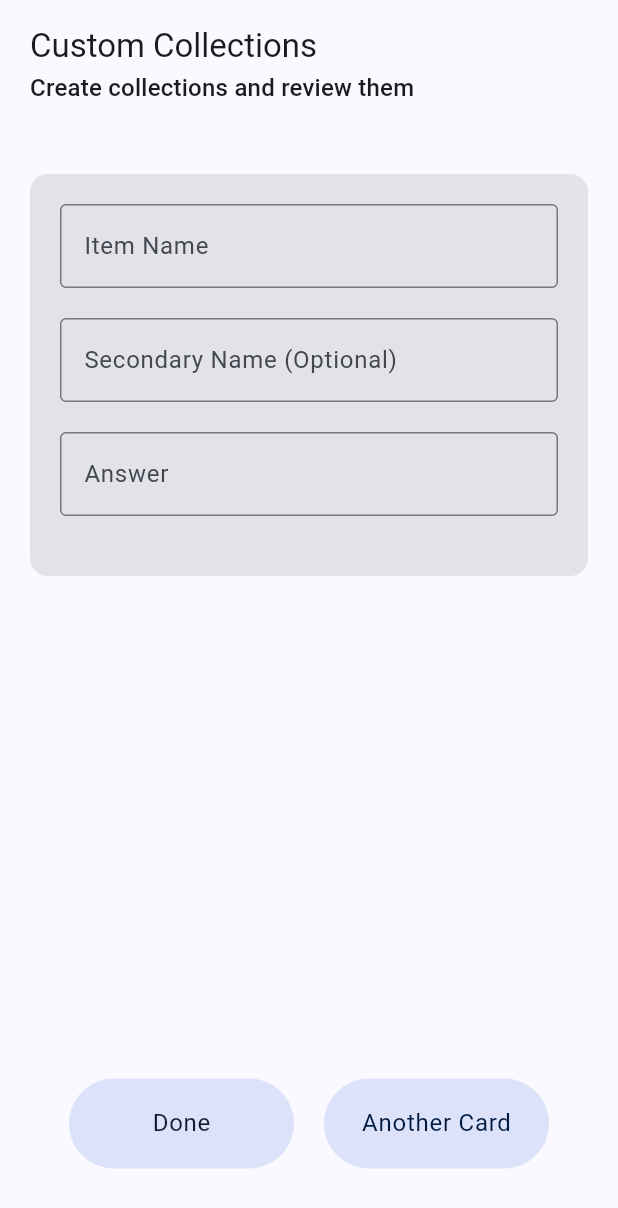
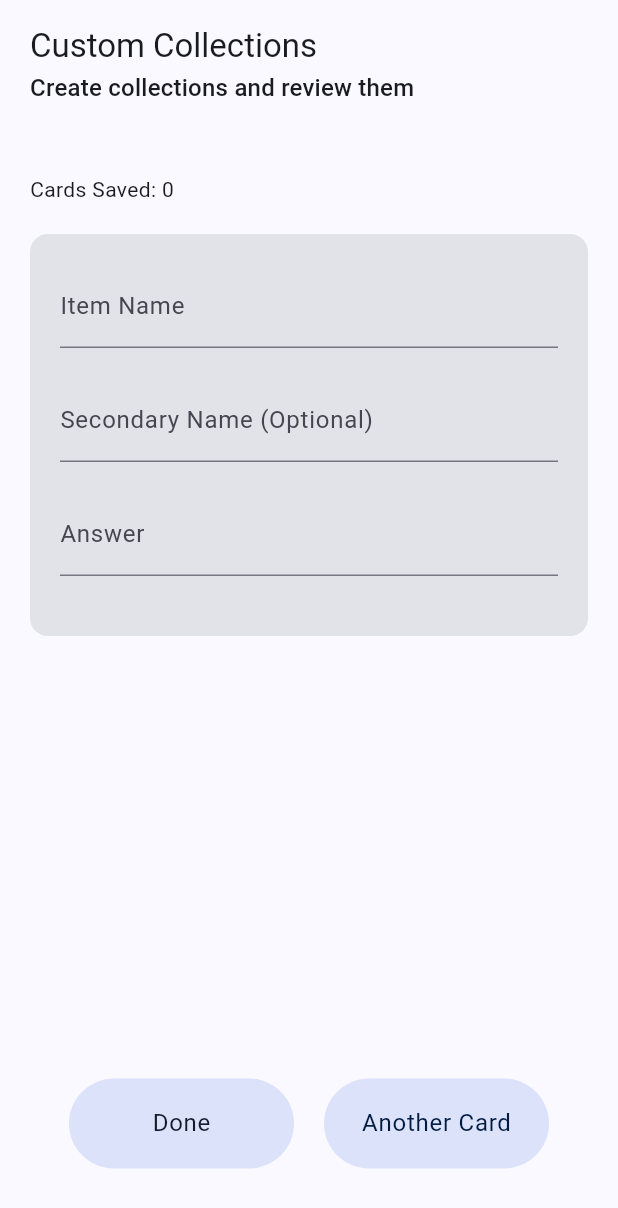
Before and after one commit to guyluz11/language_app, a Flutter app: the CreateCardsPage widget shown alone on an empty page, opened directly, on a phone screen of 412 x 824 dp. Shown: the top 1208 px of the screen. Run offline on Flutter 3.47's test engine with Material 3 defaults, Android fonts, the phone set to English and light mode, and no system bars; our stand-ins replace animated_toggle_switch, audioplayers, awesome_notifications, device_info_plus, flutter_svg, font_awesome_flutter and 4 more; missing offline and left inert: flutter_vibrate; accounts and stored records are empty; Roboto replaces fonts that are missing (Arya); statements that could not run were skipped.

Commit message:
wip Adding cards

```diff
--- /dev/null
+++ b/lib/domain/objects/card_object.dart
@@ -0,0 +1,11 @@
+class CardObject {
+  CardObject({
+    this.name,
+    this.secondaryName,
+    this.answer,
+  });
+
+  String? name;
+  String? secondaryName;
+  String? answer;
+}
--- a/lib/presentation/atoms/atoms.dart
+++ b/lib/presentation/atoms/atoms.dart
@@ -4,7 +4,8 @@ export 'package:word_link/presentation/atoms/check_box_atom.dart';
 export 'package:word_link/presentation/atoms/list_tile_atom.dart';
 export 'package:word_link/presentation/atoms/margined_expanded_atom.dart';
 export 'package:word_link/presentation/atoms/popup_menu_entry_atom.dart';
+export 'package:word_link/presentation/atoms/progress_atom.dart';
 export 'package:word_link/presentation/atoms/separator_atom.dart';
 export 'package:word_link/presentation/atoms/text_atom.dart';
-export 'package:word_link/presentation/atoms/text_field_atom.dart';
+export 'package:word_link/presentation/atoms/text_input_atom.dart';
 export 'package:word_link/presentation/atoms/toggle_switch_atom.dart';
--- a/lib/presentation/atoms/text_field_atom.dart
+++ /dev/null
@@ -1,17 +0,0 @@
-import 'package:flutter/material.dart';
-
-class TextFieldAtom extends StatelessWidget {
-  const TextFieldAtom({required this.labelText});
-
-  final String labelText;
-
-  @override
-  Widget build(BuildContext context) {
-    return TextField(
-      decoration: InputDecoration(
-        labelText: labelText,
-        border: const OutlineInputBorder(),
-      ),
-    );
-  }
-}
--- /dev/null
+++ b/lib/presentation/atoms/text_input_atom.dart
@@ -0,0 +1,31 @@
+import 'package:flutter/material.dart';
+
+class TextInputAtom extends StatelessWidget {
+  const TextInputAtom({
+    required this.labelText,
+    required this.onChanged,
+    super.key,
+    this.outlined = false,
+    this.initialValue,
+  });
+  final String labelText;
+  final bool outlined;
+  final void Function(String) onChanged;
+  final String? initialValue;
+
+  @override
+  Widget build(BuildContext context) {
+    return TextField(
+      decoration: InputDecoration(
+        labelText: labelText,
+        border: outlined
+            ? const OutlineInputBorder()
+            : const UnderlineInputBorder(),
+      ),
+      onChanged: onChanged,
+      controller: initialValue != null
+          ? TextEditingController(text: initialValue)
+          : null,
+    );
+  }
+}
--- a/lib/presentation/organisms/create_card_organism.dart
+++ b/lib/presentation/organisms/create_card_organism.dart
@@ -2,25 +2,38 @@ import 'package:flutter/cupertino.dart';
 import 'package:word_link/presentation/atoms/atoms.dart';
 
 class CreateCardOrganism extends StatelessWidget {
+  const CreateCardOrganism({
+    required this.onNameChanged,
+    required this.onSecondaryNameChanged,
+    required this.onAnswerChanged,
+  });
+
+  final void Function(String) onNameChanged;
+  final void Function(String) onSecondaryNameChanged;
+  final void Function(String) onAnswerChanged;
+
   @override
   Widget build(BuildContext context) {
     return CardAtom(
-      child: const SizedBox(
+      child: SizedBox(
         width: double.infinity,
         child: Column(
           children: [
-            TextFieldAtom(
+            TextInputAtom(
               labelText: 'Item Name',
+              onChanged: onNameChanged,
             ),
-            SeparatorAtom(),
-            TextFieldAtom(
+            const SeparatorAtom(),
+            TextInputAtom(
               labelText: 'Secondary Name (Optional)',
+              onChanged: onSecondaryNameChanged,
             ),
-            SeparatorAtom(),
-            TextFieldAtom(
+            const SeparatorAtom(),
+            TextInputAtom(
               labelText: 'Answer',
+              onChanged: onAnswerChanged,
             ),
-            SeparatorAtom(),
+            const SeparatorAtom(),
           ],
         ),
       ),
--- a/lib/presentation/pages/create_cards_page.dart
+++ b/lib/presentation/pages/create_cards_page.dart
@@ -1,9 +1,19 @@
-import 'package:flutter/cupertino.dart';
+import 'package:flutter/material.dart';
+import 'package:word_link/domain/objects/card_object.dart';
 import 'package:word_link/presentation/atoms/atoms.dart';
 import 'package:word_link/presentation/molecules/molecules.dart';
 import 'package:word_link/presentation/organisms/create_card_organism.dart';
 
-class CreateCardsPage extends StatelessWidget {
+class CreateCardsPage extends StatefulWidget {
+  @override
+  State<CreateCardsPage> createState() => _CreateCardsPageState();
+}
+
+class _CreateCardsPageState extends State<CreateCardsPage> {
+  CardObject currentMemoryObject = CardObject();
+  List<CardObject> addedCards = [];
+  bool nextAnimation = false;
+
   @override
   Widget build(BuildContext context) {
     return PageEnclosureMolecule(
@@ -12,12 +22,21 @@ class CreateCardsPage extends StatelessWidget {
       expendChild: false,
       topMargin: false,
       child: Column(
+        crossAxisAlignment: CrossAxisAlignment.start,
         children: [
           const SeparatorAtom(variant: SeparatorVariant.farApart),
+          TextAtom('Cards Saved: ${addedCards.length}'),
+          const SeparatorAtom(),
           Expanded(
-            child: SingleChildScrollView(
-              child: CreateCardOrganism(),
-            ),
+            child: nextAnimation
+                ? Center(child: ProgressAtom())
+                : SingleChildScrollView(
+                    child: CreateCardOrganism(
+                      onNameChanged: onNameChanged,
+                      onSecondaryNameChanged: onSecondaryNameChanged,
+                      onAnswerChanged: onAnswerChanged,
+                    ),
+                  ),
           ),
           const SeparatorAtom(variant: SeparatorVariant.farApart),
           Row(
@@ -25,13 +44,13 @@ class CreateCardsPage extends StatelessWidget {
             children: [
               ButtonAtom(
                 variant: ButtonVariant.mediumHighEmphasisFilledTonal,
-                onPressed: () {},
+                onPressed: onDone,
                 text: 'Done',
               ),
               const SeparatorAtom(),
               ButtonAtom(
                 variant: ButtonVariant.highEmphasisFilled,
-                onPressed: () {},
+                onPressed: anotherCard,
                 text: 'Another Card',
               ),
             ],
@@ -41,4 +60,22 @@ class CreateCardsPage extends StatelessWidget {
       ),
     );
   }
+
+  void onNameChanged(String value) => currentMemoryObject.name = value;
+  void onSecondaryNameChanged(String value) =>
+      currentMemoryObject.secondaryName = value;
+  void onAnswerChanged(String value) => currentMemoryObject.answer = value;
+
+  void onDone() {
+    addedCards.add(currentMemoryObject);
+    Navigator.pop(context);
+  }
+
+  Future<void> anotherCard() async {
+    setState(() => nextAnimation = true);
+    await Future.delayed(const Duration(seconds: 1));
+    addedCards.add(currentMemoryObject);
+    currentMemoryObject = CardObject();
+    setState(() => nextAnimation = false);
+  }
 }
--- a/lib/presentation/pages/custom_collections_page.dart
+++ b/lib/presentation/pages/custom_collections_page.dart
@@ -1,4 +1,5 @@
 import 'package:flutter/material.dart';
+import 'package:word_link/infrastructure/core/logger.dart';
 import 'package:word_link/presentation/molecules/molecules.dart';
 import 'package:word_link/presentation/pages/create_cards_page.dart';
 
@@ -11,6 +12,8 @@ class CustomCollectionsPage extends StatelessWidget {
 
   @override
   Widget build(BuildContext context) {
+    logger.v('d');
+
     return PageEnclosureMolecule(
       title: 'Custom Collections',
       subTitle: 'Create collections and review them',
```
Also changed, not shown: lib/presentation/atoms/progress_atom.dart (added, +8 -0 lines), 1 other file.
